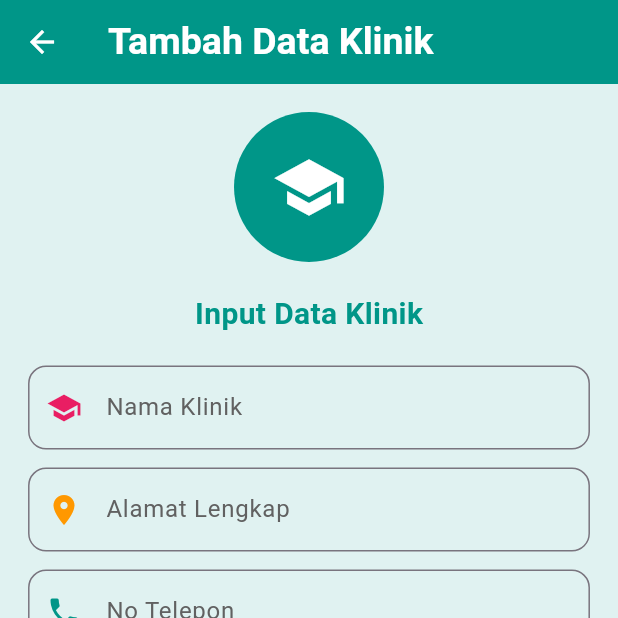
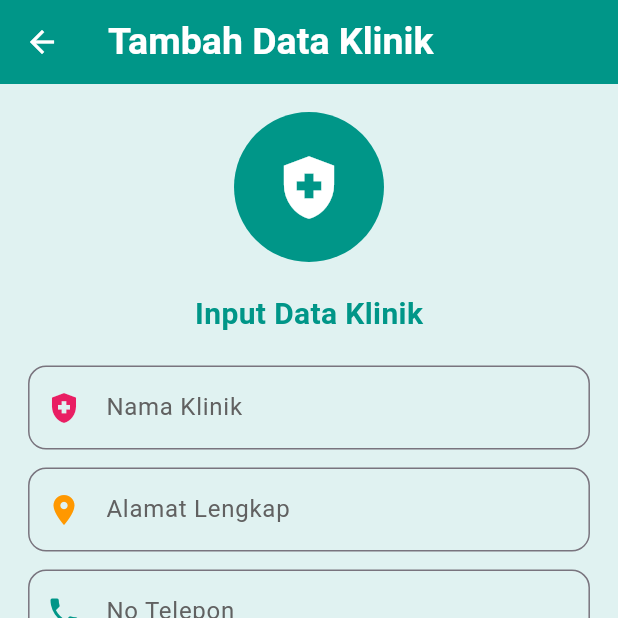
Before and after one commit to raidatulzukira/raidatulzukira_flutter_mi2a_uas, a Flutter app: the screen it shows after launch, after a tap on "Get Started", after a tap on the "add" icon, on a phone screen of 412 x 824 dp, the top half of it. Run offline on Flutter 3.47's test engine with Material 3 defaults, Android fonts, the phone set to English and light mode, and no system bars; our stand-ins replace google_maps_flutter; network calls fail.

Commit message:
ubah icon

```diff
--- a/lib/uiview/full_maps_screen.dart
+++ b/lib/uiview/full_maps_screen.dart
@@ -51,7 +51,7 @@ class _FullMapsScreenState extends State<FullMapsScreen> {
       body: Stack(
         children: [
           GoogleMap(
-            initialCameraPosition: CameraPosition(target: posisi, zoom: 15),
+            initialCameraPosition: CameraPosition(target: posisi, zoom: 18),
             markers: {
               Marker(
                 markerId: MarkerId('klinik-${widget.klinik.id}'),
--- a/lib/uiview/list_klinik_screen.dart
+++ b/lib/uiview/list_klinik_screen.dart
@@ -90,7 +90,10 @@ class _ListKlinikScreenState extends State<ListKlinikScreen> {
                             child: ListTile(
                               leading: CircleAvatar(
                                 backgroundColor: Colors.teal,
-                                child: Icon(Icons.school, color: Colors.white),
+                                child: Icon(
+                                  Icons.health_and_safety,
+                                  color: Colors.white,
+                                ),
                               ),
                               title: Text(
                                 klinik.namaKlinik,
--- a/lib/uiview/splash_screen.dart
+++ b/lib/uiview/splash_screen.dart
@@ -33,7 +33,7 @@ class SplashScreen extends StatelessWidget {
                 ),
                 padding: const EdgeInsets.all(15),
                 child: Image.asset(
-                  'assets/images/klinik.png',
+                  'assets/images/kliniklogo.png',
                   width: 190,
                   height: 190,
                   fit: BoxFit.contain,
--- a/lib/uiview/tambah_klinik_screen.dart
+++ b/lib/uiview/tambah_klinik_screen.dart
@@ -93,7 +93,11 @@ class _TambahKlinikScreenState extends State<TambahKlinikScreen> {
                   CircleAvatar(
                     radius: 50,
                     backgroundColor: Colors.teal,
-                    child: Icon(Icons.school, size: 50, color: Colors.white),
+                    child: Icon(
+                      Icons.health_and_safety,
+                      size: 50,
+                      color: Colors.white,
+                    ),
                   ),
                   SizedBox(height: 20),
                   Text(
@@ -108,7 +112,7 @@ class _TambahKlinikScreenState extends State<TambahKlinikScreen> {
                   buildInput(
                     namaController,
                     'Nama Klinik',
-                    Icons.school,
+                    Icons.health_and_safety,
                     Colors.pink,
                   ),
                   buildInput(
--- a/pubspec.yaml
+++ b/pubspec.yaml
@@ -67,7 +67,7 @@ flutter:
   assets:
      - assets/style_map/style_dark.json
      - assets/style_map/style_retro.json
-     - assets/images/klinik.png
+     - assets/images/kliniklogo.png
 
   # An image asset can refer to one or more resolution-specific "variants", see
   # https://flutter.dev/to/resolution-aware-images
```
Also changed, not shown: lib/uiview/detail_klinik_screen.dart (+6 -2 lines), lib/uiview/edit_klinik_screen.dart (+6 -2 lines), assets/images/klinik.png (deleted), assets/images/kliniklogo.png (added).
